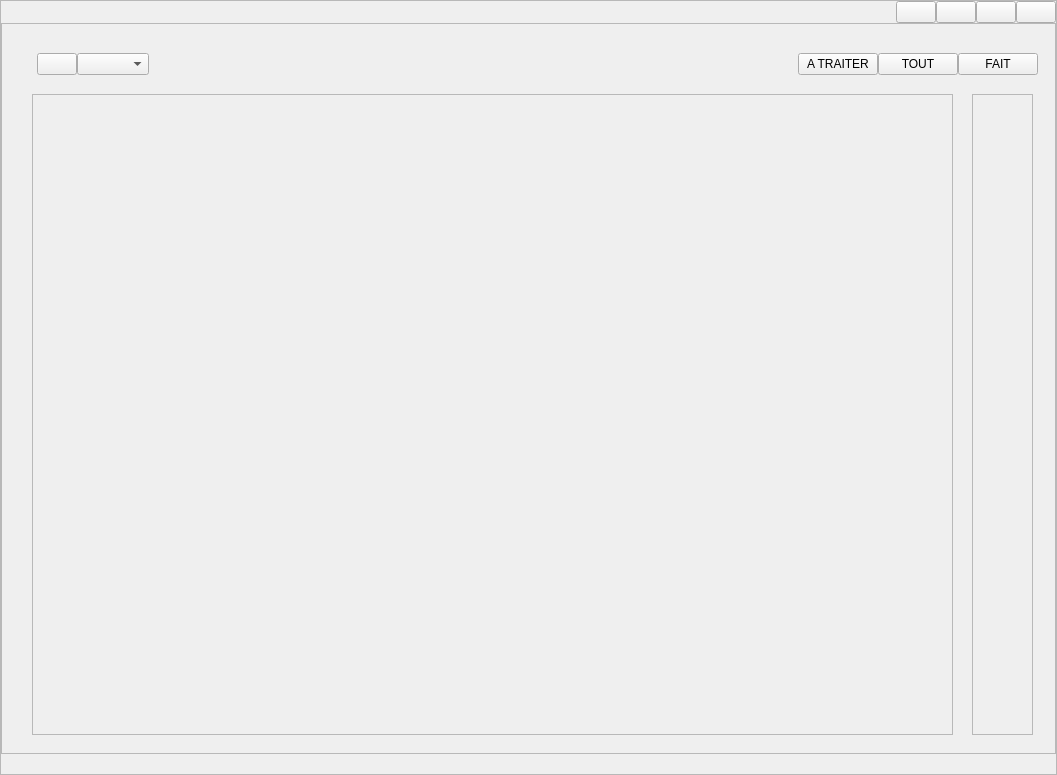
Before: the Qt Designer form src/gui/ui/main.ui in LaM0uette/MyDLG, drawn with Qt 5.
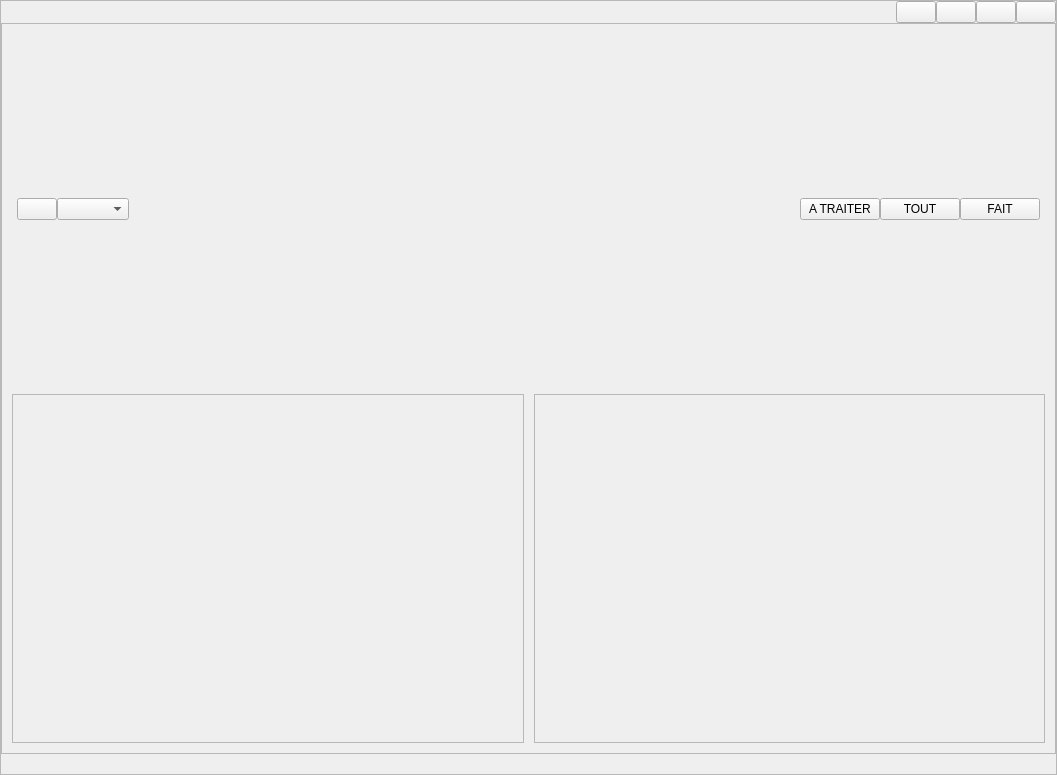
After: the same form once the commit is applied.

Commit message: page dlg - ui - body + tools

The edit to the form file:
```diff
--- a/src/gui/ui/main.ui
+++ b/src/gui/ui/main.ui
@@ -255,47 +255,24 @@
             </layout>
            </widget>
            <widget class="QWidget" name="pg_dlg">
-            <widget class="QFrame" name="fr_dlg_body">
-             <property name="geometry">
-              <rect>
-               <x>30</x>
-               <y>70</y>
-               <width>921</width>
-               <height>641</height>
-              </rect>
+            <layout class="QGridLayout" name="gridLayout_2">
+             <property name="leftMargin">
+              <number>10</number>
              </property>
-             <property name="frameShape">
-              <enum>QFrame::StyledPanel</enum>
+             <property name="topMargin">
+              <number>10</number>
              </property>
-             <property name="frameShadow">
-              <enum>QFrame::Raised</enum>
+             <property name="rightMargin">
+              <number>10</number>
              </property>
-            </widget>
-            <widget class="QFrame" name="fr_dlg_tools">
-             <property name="geometry">
-              <rect>
-               <x>970</x>
-               <y>70</y>
-               <width>61</width>
-               <height>641</height>
-              </rect>
+             <property name="bottomMargin">
+              <number>10</number>
              </property>
-             <property name="frameShape">
-              <enum>QFrame::StyledPanel</enum>
+             <property name="spacing">
+              <number>10</number>
              </property>
-             <property name="frameShadow">
-              <enum>QFrame::Raised</enum>
-             </property>
-            </widget>
+             <item row="0" column="0" colspan="2">
             <widget class="QFrame" name="fr_dlg_top">
-             <property name="geometry">
-              <rect>
-               <x>30</x>
-               <y>20</y>
-               <width>1011</width>
-               <height>41</height>
-              </rect>
-             </property>
              <layout class="QHBoxLayout" name="horizontalLayout_2">
               <property name="spacing">
                <number>0</number>
@@ -361,6 +338,28 @@
               </item>
              </layout>
             </widget>
+             </item>
+             <item row="1" column="0">
+              <widget class="QFrame" name="fr_dlg_body">
+               <property name="frameShape">
+                <enum>QFrame::StyledPanel</enum>
+               </property>
+               <property name="frameShadow">
+                <enum>QFrame::Raised</enum>
+               </property>
+              </widget>
+             </item>
+             <item row="1" column="1">
+              <widget class="QFrame" name="fr_dlg_tools">
+               <property name="frameShape">
+                <enum>QFrame::StyledPanel</enum>
+               </property>
+               <property name="frameShadow">
+                <enum>QFrame::Raised</enum>
+               </property>
+              </widget>
+             </item>
+            </layout>
            </widget>
           </widget>
          </item>
```
Lines whose indentation alone changed are shown as unchanged. The commit also changes 1 other file.
